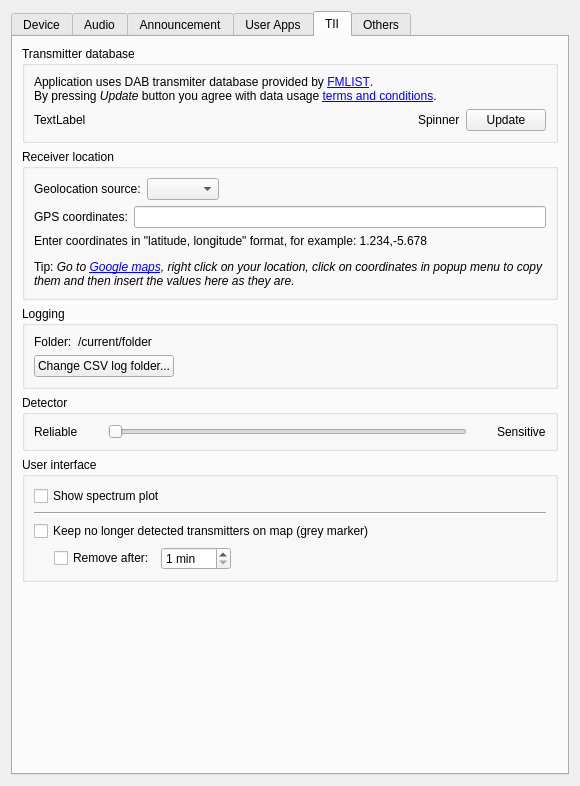
Old version of the form gui/setupdialog.ui in the repository KejPi/AbracaDABra.
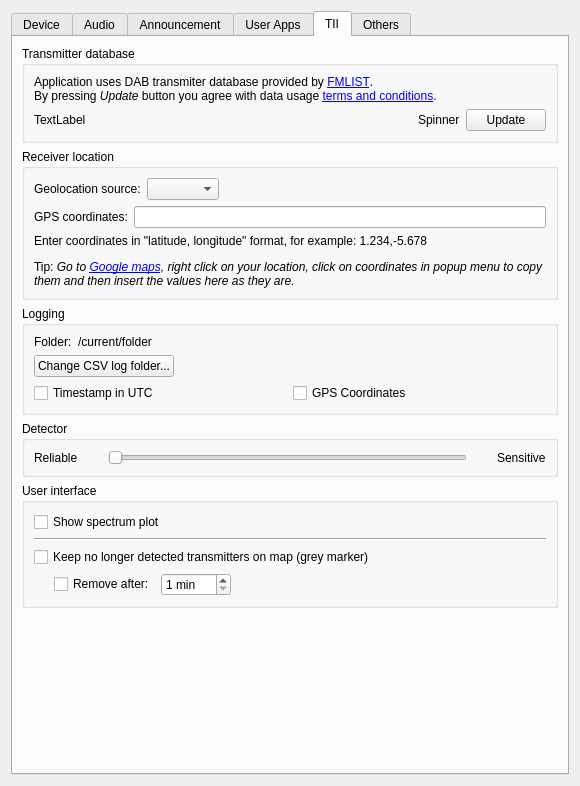
New version of the form. The open tabs and pages were chosen to show the change. Custom widgets are drawn as their Qt base class.

Commit message: feat: Option to display time in UTC (scanner) and export time as UTC (scanner CSV log and TII CVS log). Option to export coordinates in TII CVS log (Issue # 202)

```diff
--- a/gui/setupdialog.ui
+++ b/gui/setupdialog.ui
@@ -2102,7 +2102,7 @@
       <attribute name="title">
        <string>TII</string>
       </attribute>
-      <layout class="QVBoxLayout" name="verticalLayout_21">
+      <layout class="QVBoxLayout" name="verticalLayout_19">
        <item>
         <widget class="QGroupBox" name="groupBox">
          <property name="title">
@@ -2318,7 +2318,7 @@
          <property name="title">
           <string>Logging</string>
          </property>
-         <layout class="QVBoxLayout" name="verticalLayout_19">
+         <layout class="QVBoxLayout" name="verticalLayout_10">
           <item>
            <layout class="QGridLayout" name="gridLayout_11">
             <item row="1" column="0">
@@ -2373,6 +2373,24 @@
             </item>
            </layout>
           </item>
+          <item>
+           <layout class="QHBoxLayout" name="horizontalLayout_10">
+            <item>
+             <widget class="QCheckBox" name="tiiTimeUtcCheckBox">
+              <property name="text">
+               <string>Timestamp in UTC</string>
+              </property>
+             </widget>
+            </item>
+            <item>
+             <widget class="QCheckBox" name="tiiCoordinatesCheckBox">
+              <property name="text">
+               <string>GPS Coordinates</string>
+              </property>
+             </widget>
+            </item>
+           </layout>
+          </item>
          </layout>
         </widget>
        </item>
```
Left out of the diff: 4 changed lines with no effect on the pictures. The commit also changes 10 other files.
